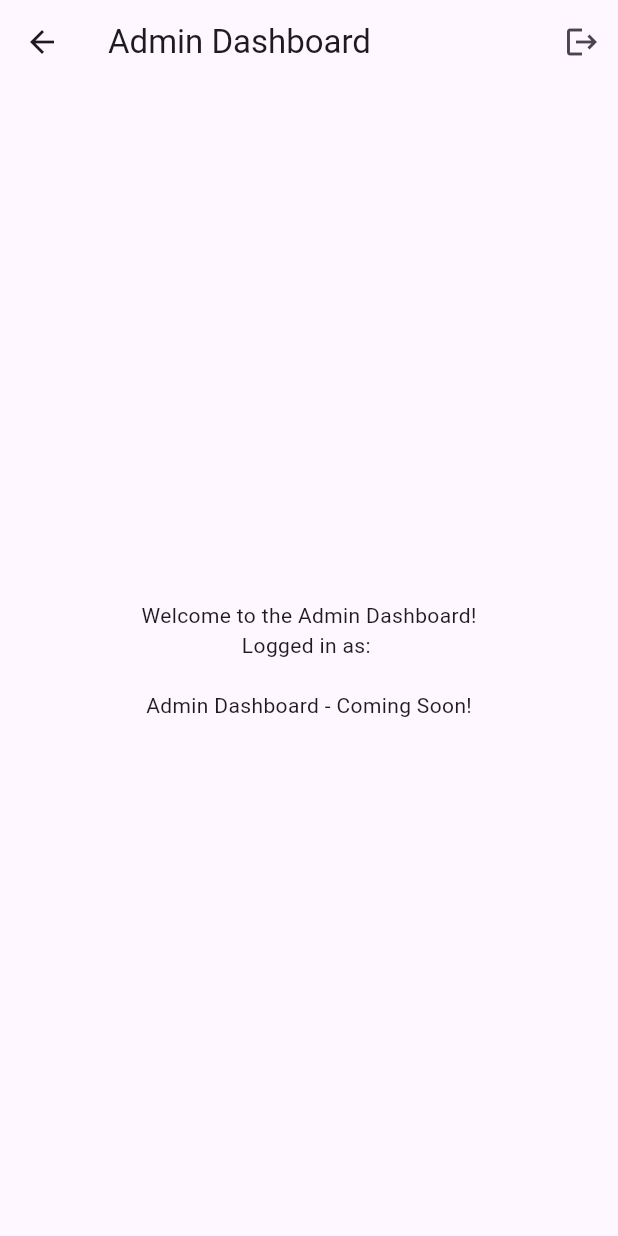
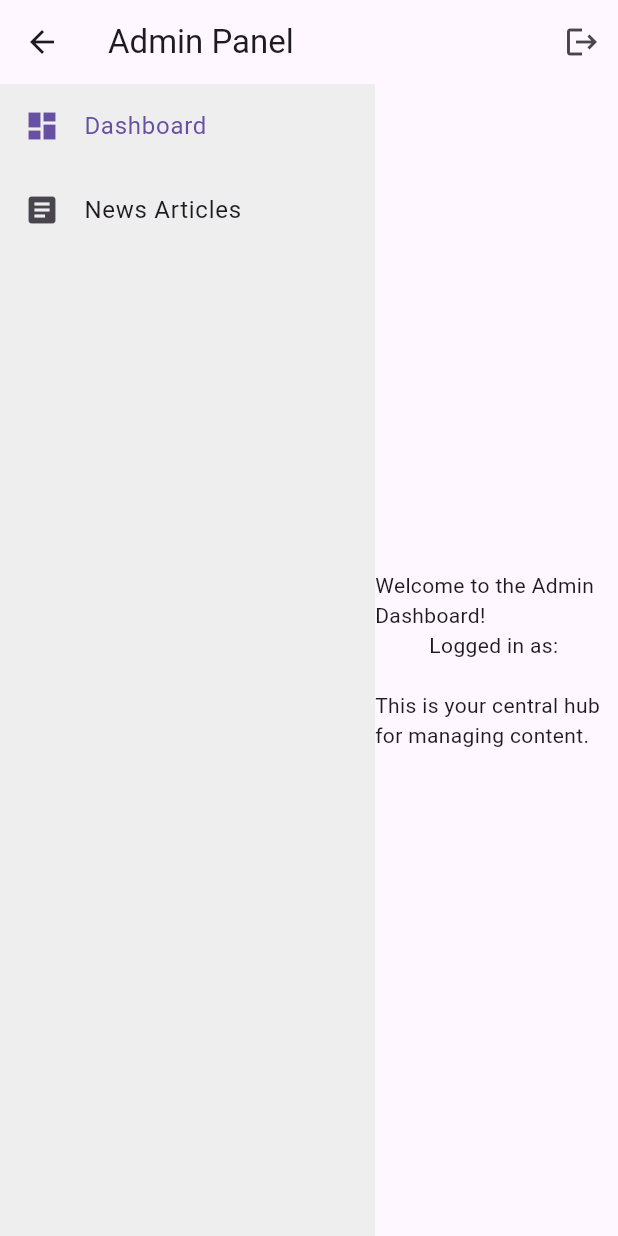
Before and after one commit to jeredjeong/placefeed, a Flutter app: the AdminDashboardScreen screen opened by its route, on a phone screen of 412 x 824 dp. Run offline on Flutter 3.47's test engine with Material 3 defaults, Android fonts, the phone set to English and light mode, and no system bars; our stand-ins replace firebase_auth, firebase_core, geolocator, go_router, google_maps_flutter; accounts and stored records are empty; network calls fail; statements that could not run were skipped.

Commit message:
feat: Add news article management UI to admin panel

```diff
--- a/lib/admin_cms/admin_dashboard_screen.dart
+++ b/lib/admin_cms/admin_dashboard_screen.dart
@@ -1,37 +1,23 @@
 import 'package:flutter/material.dart';
 import 'package:firebase_auth/firebase_auth.dart';
 import 'package:go_router/go_router.dart';
+import 'package:myapp/admin_cms/admin_layout.dart'; // Import AdminLayout
 
 class AdminDashboardScreen extends StatelessWidget {
   const AdminDashboardScreen({super.key});
 
   @override
   Widget build(BuildContext context) {
-    return Scaffold(
-      appBar: AppBar(
-        title: const Text('Admin Dashboard'),
-        actions: [
-          IconButton(
-            icon: const Icon(Icons.logout),
-            onPressed: () async {
-              await FirebaseAuth.instance.signOut();
-              // After signing out, navigate back to the login screen
-              if (context.mounted) {
-                context.go('/admin');
-              }
-            },
-            tooltip: 'Logout',
-          ),
-        ],
-      ),
-      body: Center(
+    return AdminLayout(
+      selectedRoute: '/admin/dashboard',
+      child: Center(
         child: Column(
           mainAxisAlignment: MainAxisAlignment.center,
           children: [
             const Text('Welcome to the Admin Dashboard!'),
             Text('Logged in as: ${FirebaseAuth.instance.currentUser?.email ?? 'N/A'}'),
             const SizedBox(height: 20),
-            const Text('Admin Dashboard - Coming Soon!'),
+            const Text('This is your central hub for managing content.'),
             // TODO: Implement CMS features
           ],
         ),
--- /dev/null
+++ b/lib/admin_cms/admin_layout.dart
@@ -0,0 +1,62 @@
+import 'package:flutter/material.dart';
+import 'package:go_router/go_router.dart';
+import 'package:firebase_auth/firebase_auth.dart';
+
+class AdminLayout extends StatelessWidget {
+  final Widget child;
+  final String selectedRoute;
+
+  const AdminLayout({super.key, required this.child, required this.selectedRoute});
+
+  @override
+  Widget build(BuildContext context) {
+    return Scaffold(
+      appBar: AppBar(
+        title: const Text('Admin Panel'),
+        actions: [
+          IconButton(
+            icon: const Icon(Icons.logout),
+            onPressed: () async {
+              await FirebaseAuth.instance.signOut();
+              if (context.mounted) {
+                context.go('/admin');
+              }
+            },
+            tooltip: 'Logout',
+          ),
+        ],
+      ),
+      body: Row(
+        children: [
+          // Left Navigation Bar
+          Container(
+            width: 250,
+            color: Colors.grey[200],
+            child: ListView(
+              padding: EdgeInsets.zero,
+              children: [
+                ListTile(
+                  leading: const Icon(Icons.dashboard),
+                  title: const Text('Dashboard'),
+                  selected: selectedRoute == '/admin/dashboard',
+                  onTap: () => context.go('/admin/dashboard'),
+                ),
+                ListTile(
+                  leading: const Icon(Icons.article),
+                  title: const Text('News Articles'),
+                  selected: selectedRoute == '/admin/news',
+                  onTap: () => context.go('/admin/news'),
+                ),
+                // Add more admin menu items here
+              ],
+            ),
+          ),
+          // Main Content Area
+          Expanded(
+            child: child,
+          ),
+        ],
+      ),
+    );
+  }
+}
```
Also changed, not shown: lib/admin_cms/news_article_screen.dart (added, +39 -0 lines), lib/main.dart (+15 -3 lines).
